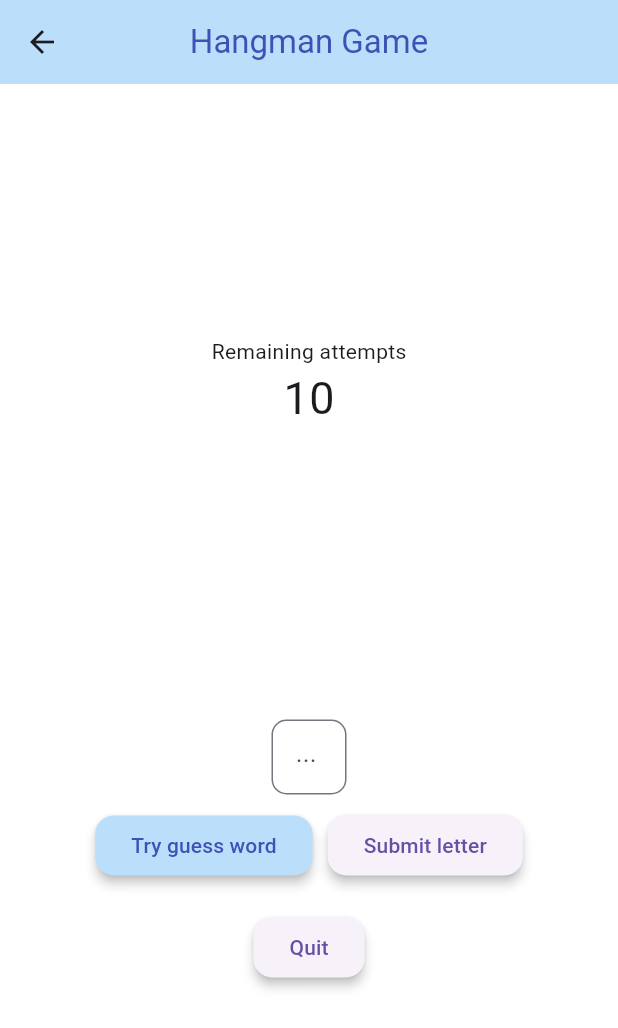
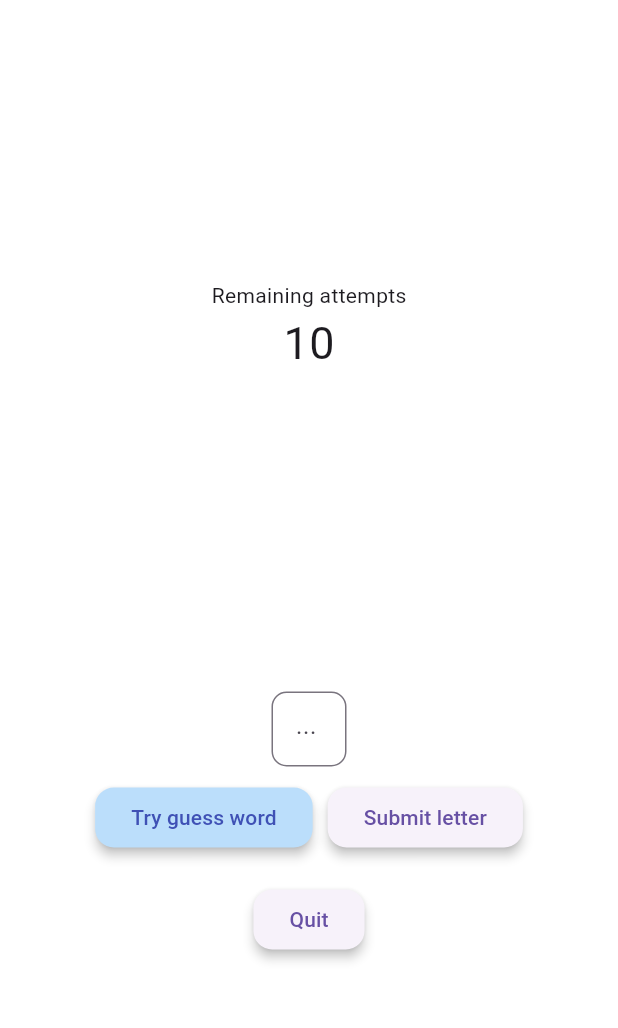
Before and after one commit to AntonyDerache/flutter_hangman_initiation, a Flutter app: the HangmanGame widget shown alone on an empty page, opened directly, after a tap on "Quit", on a phone screen of 412 x 824 dp. Shown: the top 1028 px of the screen. Run offline on Flutter 3.47's test engine with Material 3 defaults, Android fonts, the phone set to English and light mode, and no system bars; our stand-ins replace bloc, equatable, flutter_bloc.

Commit message:
fix: better use of bloc, lint, less logic in ui, dry, better use of dart

```diff
--- a/lib/cubit/guess_word_state.dart
+++ b/lib/cubit/guess_word_state.dart
@@ -1,18 +1,48 @@
-class GuessWordState {
-  String guessWord = '';
-  String hiddenWord = '';
+import 'package:equatable/equatable.dart';
+import 'package:hangman_game/types/guess_enum.dart';
 
-  GuessWordState(String newWord) {
-    guessWord = newWord;
-    hiddenWord = hiddenWord.padRight(guessWord.runes.length, ' _');
-    if (guessWord.isNotEmpty) {
-      hiddenWord =
-          hiddenWord.substring(0, 0) + guessWord[0] + hiddenWord.substring(2);
-    }
-  }
+class GuessWordState extends Equatable {
+  final String guessWord;
+  final String hiddenWord;
+
+  final GuessStateEnum guessState;
+  final List<String> guessHistory;
+
+  final int guessMaxAttempt;
+
+  const GuessWordState(
+    this.guessWord, {
+    this.hiddenWord = '',
+    this.guessState = GuessStateEnum.failed,
+    this.guessHistory = const [],
+    this.guessMaxAttempt = 10,
+  });
+
+  GuessWordState.init(this.guessWord, {this.guessMaxAttempt = 10})
+      : assert(guessWord.isNotEmpty, 'Word to guess cannot be empty'),
+        hiddenWord = guessWord[0] + ''.padRight(guessWord.runes.length, ' _').substring(2),
+        guessState = GuessStateEnum.failed,
+        guessHistory = const [];
 
   @override
   String toString() {
     return 'Word to guess: $guessWord';
   }
+
+  GuessWordState copyWith({
+    String? guessWord,
+    String? hiddenWord,
+    GuessStateEnum? guessState,
+    List<String>? guessHistory,
+  }) {
+    return GuessWordState(
+      guessWord ?? this.guessWord,
+      hiddenWord: hiddenWord ?? this.hiddenWord,
+      guessState: guessState ?? this.guessState,
+      guessHistory: guessHistory ?? this.guessHistory,
+    );
+  }
+
+  @override
+  List<Object?> get props => [guessWord, hiddenWord, guessState, guessHistory];
 }
--- a/lib/hangman/hangman_game.dart
+++ b/lib/hangman/hangman_game.dart
@@ -10,15 +10,12 @@ import 'package:hangman_game/types/guess_enum.dart';
 class HangmanGame extends StatefulWidget {
   const HangmanGame({super.key});
 
-  final int maxAttempt = 10;
-
   @override
   State<StatefulWidget> createState() => _HangmanGame();
 }
 
 class _HangmanGame extends State<HangmanGame> {
   final TextEditingController guessLetterController = TextEditingController();
-  List<String> guessHistory = List.empty(growable: true);
 
   @override
   void dispose() {
@@ -26,89 +23,82 @@ class _HangmanGame extends State<HangmanGame> {
     super.dispose();
   }
 
-  void hasReachMaximalAttempts() {
-    if (guessHistory.length == widget.maxAttempt) {
-      triggerEndGameModal(false);
-    }
+  void tryGuessLetter() {
+    if (guessLetterController.text.isEmpty) return;
+    context.read<GuessWordCubit>().tryGuessLetter(userInput);
+    guessLetterController.text = '';
   }
 
-  void tryGuessLetter() {
-    if (guessLetterController.text == '') return;
-    String userInput = guessLetterController.text[0];
-
-    guessLetterController.text = '';
-    switch (context.read<GuessWordCubit>().tryGuessLetter(userInput)) {
-      case GuessStateEnum.failed:
-        guessHistory.add(userInput);
-        hasReachMaximalAttempts();
-        break;
-      case GuessStateEnum.wordFound:
-        triggerEndGameModal(true);
-      default:
-        break;
-    }
-    setState(() {/* The list guess history changed. */});
-  }
+  String get userInput => guessLetterController.text.isEmpty ? '' : guessLetterController.text[0];
 
   void tryGuessWord() {
     showDialog(
       context: context,
       builder: (BuildContext context) {
         return const GuessWordDialog();
-        }).then((result) {
+      },
+    ).then((result) {
       if (result != null) {
-        switch (context.read<GuessWordCubit>().tryGuessWord(result)) {
-          case GuessStateEnum.wordFound:
-            triggerEndGameModal(true);
-            break;
-          case GuessStateEnum.failed:
-            guessHistory.add(result);
-          default:
-            break;
+        context.read<GuessWordCubit>().tryGuessWord(result);
       }
-      }
-      setState(() {/* The list guess history changed. */});
     });
   }
 
   void triggerEndGameModal(bool isSuccess) {
     showDialog(
       context: context,
-        builder: (BuildContext context) {
+      builder: (BuildContext dialogContext) {
         return EndDialog(
           endWord: context.read<GuessWordCubit>().state.guessWord,
           isSuccess: isSuccess,
         );
-        }).then((_) {
+      },
+    ).then(
+      (_) {
         context.read<GuessWordCubit>().reset();
-    });
+      },
+    );
   }
 
   @override
   Widget build(BuildContext context) {
-    return Scaffold(
-        appBar: AppBar(
-          backgroundColor: Colors.blue.shade100,
-          title: const Text("Hangman Game",
-              style: TextStyle(color: Colors.indigo)),
-          centerTitle: true,
-        ),
-        body: SafeArea(
+    return BlocListener<GuessWordCubit, GuessWordState>(
+      listener: (context, state) {
+        switch (state.guessState) {
+          case GuessStateEnum.wordFound:
+            triggerEndGameModal(true);
+            break;
+          case GuessStateEnum.lose:
+            triggerEndGameModal(false);
+            break;
+          default:
+            break;
+        }
+      },
+      child: SafeArea(
         child: Padding(
           padding: const EdgeInsets.symmetric(vertical: 15, horizontal: 40),
+          child: Center(
             child: Column(
               mainAxisAlignment: MainAxisAlignment.spaceEvenly,
               children: [
                 // Top part: Counter
-              HistoryCounter(
-                  guessHistory: guessHistory, maxAttempt: widget.maxAttempt),
+                BlocBuilder<GuessWordCubit, GuessWordState>(
+                  builder: (context, state) => HistoryCounter(
+                    guessHistory: state.guessHistory,
+                    maxAttempt: state.guessMaxAttempt,
+                  ),
+                ),
                 // Bottom part: User input
-              Column(children: [
+                Column(
+                  children: [
                     // Hidden word
                     BlocBuilder<GuessWordCubit, GuessWordState>(
                       builder: (context, state) {
-                    return Text(state.hiddenWord,
-                        style: const TextStyle(fontSize: 20));
+                        return Text(
+                          state.hiddenWord,
+                          style: const TextStyle(fontSize: 20),
+                        );
                       },
                     ),
 
@@ -126,27 +116,34 @@ class _HangmanGame extends State<HangmanGame> {
                             counterText: "",
                             hintText: '...',
                             border: OutlineInputBorder(
-                              borderRadius:
-                                  BorderRadius.all(Radius.circular(10)))),
+                              borderRadius: BorderRadius.all(
+                                Radius.circular(10),
+                              ),
+                            ),
+                          ),
                         ),
                       ),
                     ),
 
                     // Submit buttons
-                Row(
-                  mainAxisAlignment: MainAxisAlignment.center,
+                    Wrap(
+                      crossAxisAlignment: WrapCrossAlignment.center,
                       children: [
                         ElevatedButton(
                           onPressed: tryGuessWord,
                           style: ElevatedButton.styleFrom(
                             backgroundColor: Colors.blue.shade100,
                           ),
-                        child: const Text("Try guess word",
-                            style: TextStyle(color: Colors.indigo))),
+                          child: const Text(
+                            "Try guess word",
+                            style: TextStyle(color: Colors.indigo),
+                          ),
+                        ),
                         const SizedBox(width: 10),
                         ElevatedButton(
                           onPressed: tryGuessLetter,
-                        child: const Text("Submit letter")),
+                          child: const Text("Submit letter"),
+                        ),
                       ],
                     ),
                     const SizedBox(height: 20),
@@ -154,9 +151,13 @@ class _HangmanGame extends State<HangmanGame> {
                       onPressed: () => context.read<GuessWordCubit>().reset(),
                       child: const Text("Quit"),
                     ),
-              ])
+                  ],
+                )
               ],
             ),
-        )));
+          ),
+        ),
+      ),
+    );
   }
 }
--- a/lib/hangman/history_counter.dart
+++ b/lib/hangman/history_counter.dart
@@ -1,25 +1,37 @@
 import 'package:flutter/material.dart';
 
 class HistoryCounter extends StatelessWidget {
-  const HistoryCounter(
-      {super.key, required this.guessHistory, this.maxAttempt = 10});
+  const HistoryCounter({
+    super.key,
+    required this.guessHistory,
+    this.maxAttempt = 10,
+  });
 
   final List<String> guessHistory;
   final int maxAttempt;
 
+  String get remainingAttempts => (maxAttempt - guessHistory.length).toString();
+
   @override
   Widget build(BuildContext context) {
-    return Column(mainAxisAlignment: MainAxisAlignment.end, children: [
-      const Text("Remaining attempts"),
-      Text((maxAttempt - guessHistory.length).toString(),
-          style: const TextStyle(fontSize: 30)),
-      Wrap(
-        spacing: 5,
-        direction: Axis.horizontal,
-        children: guessHistory.map((item) {
-          return Text(item);
-        }).toList(),
-      ),
-    ]);
+    return Column(
+      mainAxisAlignment: MainAxisAlignment.end,
+      children: [
+        const Text("Remaining attempts"),
+        Text(
+          remainingAttempts,
+          style: const TextStyle(fontSize: 30),
+        ),
+        Wrap(
+          spacing: 5,
+          direction: Axis.horizontal,
+          children: guessHistory
+              .map(
+                (item) => Text(item),
+              )
+              .toList(),
+        ),
+      ],
+    );
   }
 }
--- a/lib/main.dart
+++ b/lib/main.dart
@@ -16,25 +16,30 @@ class MyApp extends StatelessWidget {
 
   @override
   Widget build(BuildContext context) {
-    return BlocProvider(
-      create: (context) => GuessWordCubit(),
-      child: MaterialApp(
+    return MaterialApp(
       title: 'Hangman project',
       theme: ThemeData(
         scaffoldBackgroundColor: Colors.white,
         elevatedButtonTheme: ElevatedButtonThemeData(
           style: ElevatedButton.styleFrom(
             shape: RoundedRectangleBorder(
-                        borderRadius: BorderRadius.circular(12.5)),
-                    elevation: 3))),
-        home: BlocBuilder<GuessWordCubit, GuessWordState>(
-          builder: (context, state) {
-            if (state.guessWord == "") {
-              return const HangmanHome();
-            } else {
-              return const HangmanGame();
-            }
-          },
+              borderRadius: BorderRadius.circular(12.5),
+            ),
+            elevation: 3,
+          ),
+        ),
+      ),
+      home: BlocProvider(
+        create: (context) => GuessWordCubit(),
+        child: BlocBuilder<GuessWordCubit, GuessWordState>(
+          builder: (context, state) => Scaffold(
+            appBar: AppBar(
+              backgroundColor: Colors.blue.shade100,
+              title: const Text("Hangman Game"),
+              centerTitle: true,
+            ),
+            body: state.guessWord.isEmpty ? const HangmanHome() : const HangmanGame(),
+          ),
         ),
       ),
     );
--- a/lib/types/guess_enum.dart
+++ b/lib/types/guess_enum.dart
@@ -2,4 +2,5 @@ enum GuessStateEnum {
   failed,
   letterFound,
   wordFound,
+  lose,
 }
--- /dev/null
+++ b/lib/utils/string_utils.dart
@@ -0,0 +1,4 @@
+class StringUtils {
+  static String replaceCharAt(String oldString, int index, String newChar) =>
+      oldString.replaceRange(index, index + 1, newChar);
+}
--- a/pubspec.yaml
+++ b/pubspec.yaml
@@ -14,6 +14,7 @@ dependencies:
     sdk: flutter
 
   cupertino_icons: ^1.0.6
+  equatable: ^2.0.5
 
 dev_dependencies:
   flutter_test:
```
Also changed, not shown: lib/cubit/guess_word_cubit.dart (+35 -27 lines), lib/hangman/hangman_home.dart (+9 -11 lines), lib/utils/replace_char_at.dart (deleted, +0 -7 lines). Lines whose indentation alone changed are shown as unchanged.
